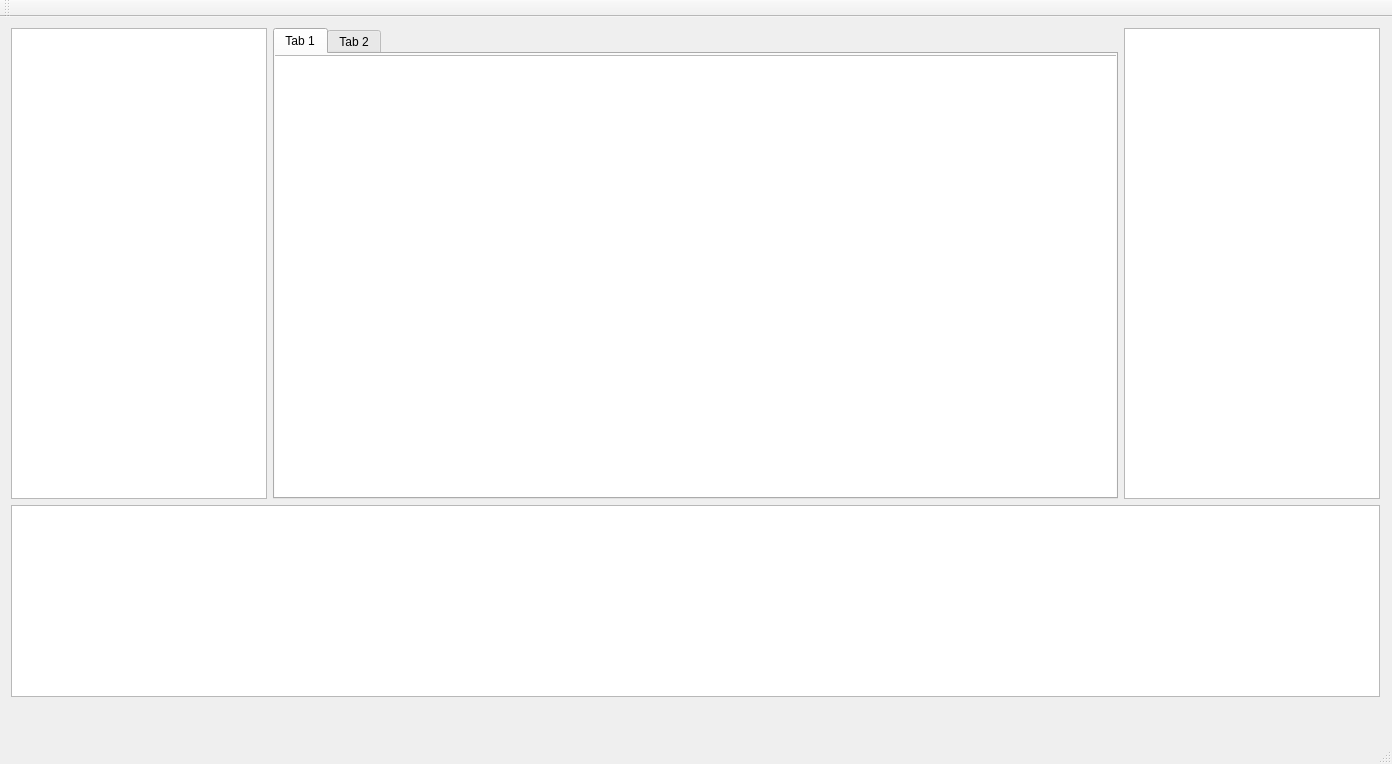
Above: mainwindow.ui from AnthonyChiavelli/GitVisualizationTool before the change. Below: the same form after it.
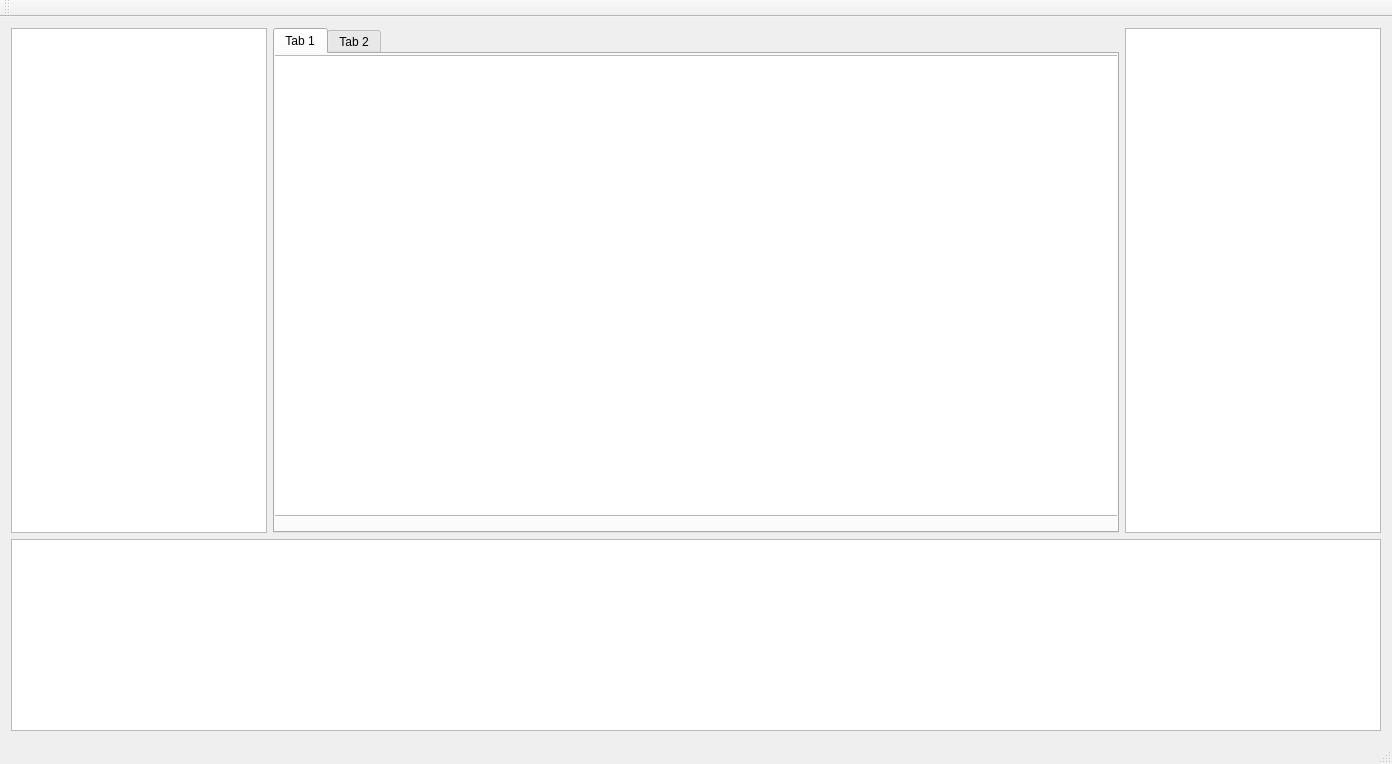
That is the form after the change.

What changed in the file:
```diff
--- a/mainwindow.ui
+++ b/mainwindow.ui
@@ -14,15 +14,14 @@
    <string>MainWindow</string>
   </property>
   <widget class="QWidget" name="centralWidget">
-   <widget class="QWidget" name="gridLayoutWidget">
-    <property name="geometry">
-     <rect>
-      <x>0</x>
-      <y>0</y>
-      <width>1391</width>
-      <height>691</height>
-     </rect>
-    </property>
+   <property name="sizePolicy">
+    <sizepolicy hsizetype="Expanding" vsizetype="Expanding">
+     <horstretch>0</horstretch>
+     <verstretch>0</verstretch>
+    </sizepolicy>
+   </property>
+   <layout class="QGridLayout" name="gridLayout_2">
+    <item row="0" column="0">
     <layout class="QGridLayout" name="gridLayout">
      <item row="0" column="2" alignment="Qt::AlignRight">
       <widget class="QListView" name="listView_2"/>
@@ -70,8 +69,15 @@
      <item row="1" column="0" colspan="3" alignment="Qt::AlignBottom">
       <widget class="QListView" name="listView_3"/>
      </item>
-    </layout>
-   </widget>
+      <item row="0" column="2" alignment="Qt::AlignRight">
+       <widget class="QListView" name="listView_2"/>
+      </item>
+      <item row="0" column="0" alignment="Qt::AlignLeft">
+       <widget class="QListView" name="listView"/>
+      </item>
+     </layout>
+    </item>
+   </layout>
   </widget>
   <widget class="QMenuBar" name="menuBar">
    <property name="geometry">
```
Left out of the diff: 8 changed lines with no effect on the pictures. Lines whose indentation alone changed are shown as unchanged.
